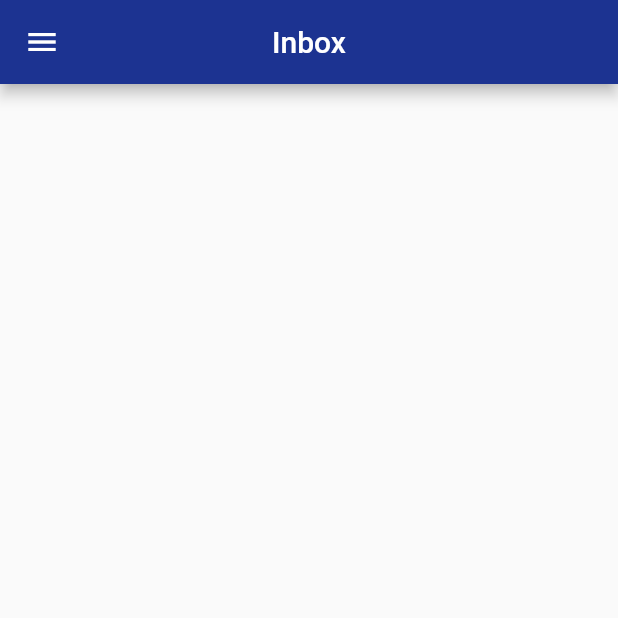
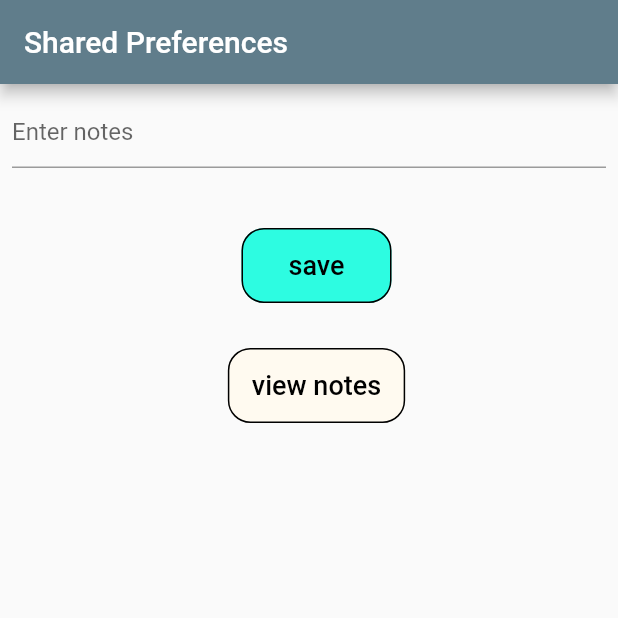
Before and after one commit to bhargav-dobariya/Flutter-Training2, a Flutter app: the screen it shows after launch, on a phone screen of 412 x 824 dp, the top half of it. Run offline on Flutter 3.47's test engine with Material 2 defaults, Android fonts, the phone set to English and light mode, and no system bars; our stand-ins replace shared_preferences.

Commit message:
Shared Prefrences Implemented

```diff
--- a/lib/buttons/home_screen_button.dart
+++ b/lib/buttons/home_screen_button.dart
@@ -19,14 +19,14 @@ class _HomeButtonState extends State<HomeButton> {
   @override
   Widget build(BuildContext context) {
     return Container(
-      margin: EdgeInsets.only(top: 20, left: 10),
+      margin: const EdgeInsets.only(top: 20, left: 10),
       child: ElevatedButton(
           onPressed: () {
             widget.onPressed();
           },
           child: Text(
             widget.button_text,
-            style: TextStyle(
+            style: const TextStyle(
               color: Colors.black,
               fontSize: 18,
             ),
--- a/lib/main.dart
+++ b/lib/main.dart
@@ -11,9 +11,13 @@ class MyApp extends StatelessWidget {
   @override
   Widget build(BuildContext context) {
     return MaterialApp(
-      debugShowCheckedModeBanner: false,
-      theme: ThemeData(primarySwatch: Colors.blueGrey),
-      home: HomeScreen(),
-    );
+        debugShowCheckedModeBanner: false,
+        theme: ThemeData(primarySwatch: Colors.blueGrey),
+        home: Scaffold(
+          appBar: AppBar(
+            title: const Text('Shared Preferences'),
+          ),
+          body: const HomePage(),
+        ));
   }
 }
--- a/lib/screens/home_screen.dart
+++ b/lib/screens/home_screen.dart
@@ -1,164 +1,58 @@
+import 'package:alert_dialog/buttons/home_screen_button.dart';
 import 'package:alert_dialog/resources/color_assets.dart';
-import 'package:alert_dialog/resources/string_asset.dart';
-import 'package:alert_dialog/screens/allmail_screen.dart';
-import 'package:alert_dialog/screens/draft_screen.dart';
-import 'package:alert_dialog/screens/followup_screen.dart';
-import 'package:alert_dialog/screens/inbox_screen.dart';
-import 'package:alert_dialog/screens/sentmail_screen.dart';
-import 'package:alert_dialog/screens/spam_screen.dart';
-import 'package:alert_dialog/screens/starred_screen.dart';
-import 'package:alert_dialog/screens/trash_screen.dart';
+import 'package:alert_dialog/screens/notes_list_screen.dart';
 import 'package:flutter/material.dart';
+import 'package:shared_preferences/shared_preferences.dart';
 
-class HomeScreen extends StatefulWidget {
-  HomeScreen({Key? key}) : super(key: key);
+class HomePage extends StatefulWidget {
+  const HomePage({Key? key}) : super(key: key);
 
   @override
-  State<HomeScreen> createState() => _HomeScreenState();
+  State<HomePage> createState() => _HomePageState();
 }
 
-class _HomeScreenState extends State<HomeScreen> {
-  int selectedIndex = 0;
+class _HomePageState extends State<HomePage> {
+  final notesController = TextEditingController();
+  void onPressed() {
+    setNotesData(notesController.text);
+  }
+
+  void onPressed2() {
+    Navigator.push(context,
+        MaterialPageRoute(builder: (context) => const NotesListScreen()));
+  }
+
   @override
   Widget build(BuildContext context) {
-    const email = 'bhargavdobariya06@gmail.com';
-    const urlImage =
-        'https://encrypted-tbn0.gstatic.com/images?q=tbn:ANd9GcRG_o7wLVS2EWUjk99rpg429GZbrcwSqXPmfg&usqp=CAU';
-    return Scaffold(
-      drawer: Drawer(
-          child: Material(
-        child: ListView(
-          children: [
-            buildHeader(
-              urlImage: urlImage,
-              email: email,
-            ),
-            buildMenuItem(
-              text: StringAssets.txtinbox,
-              icon: Icons.inbox,
-              onClicked: () => selectedItem(0),
-            ),
-            buildMenuItem(
-              text: StringAssets.txtstarred,
-              icon: Icons.star_border_outlined,
-              onClicked: () => selectedItem(1),
-            ),
-            buildMenuItem(
-              text: StringAssets.txtsentmail,
-              icon: Icons.mark_email_read,
-              onClicked: () => selectedItem(2),
-            ),
-            buildMenuItem(
-              text: StringAssets.txtdraftmail,
-              icon: Icons.drafts_sharp,
-              onClicked: () => selectedItem(3),
-            ),
-            buildMenuItem(
-              text: StringAssets.txtallmail,
-              icon: Icons.all_inbox,
-              onClicked: () => selectedItem(4),
-            ),
-            buildMenuItem(
-              text: StringAssets.txttrashmail,
-              icon: Icons.delete_forever_outlined,
-              onClicked: () => selectedItem(5),
-            ),
-            buildMenuItem(
-              text: StringAssets.txtspam,
-              icon: Icons.work_off_rounded,
-              onClicked: () => selectedItem(6),
-            ),
-            buildMenuItem(
-              text: StringAssets.txtfollowup,
-              icon: Icons.art_track_outlined,
-              onClicked: () => selectedItem(7),
-            ),
-          ],
-        ),
-      )),
-      appBar: AppBar(
-        title: Text(getTitle(selectedIndex)),
-        centerTitle: true,
-        backgroundColor: ColorAsset.blueColor,
+    return Padding(
+      padding: const EdgeInsets.all(8),
+      child: Column(
+        children: [
+          TextField(
+            controller: notesController,
+            decoration: const InputDecoration(hintText: "Enter notes"),
+          ),
+          Container(
+              margin: const EdgeInsets.only(top: 20),
+              child: HomeButton(
+                button_text: "save",
+                button_color: ColorAsset.cadetButton,
+                onPressed: onPressed,
+              )),
+          Container(
+            margin: const EdgeInsets.only(top: 10),
+            child: HomeButton(
+                button_text: "view notes",
+                button_color: ColorAsset.foloraWhiteButton,
+                onPressed: onPressed2),
+          )
+        ],
       ),
-      body: getScreen(selectedIndex),
     );
   }
 
-  String getTitle(int selectedPosition) {
-    switch (selectedPosition) {
-      case 0:
-        return StringAssets.txtinbox;
-      case 1:
-        return StringAssets.txtstarred;
-      case 2:
-        return StringAssets.txtsentmail;
-      case 3:
-        return StringAssets.txtdraftmail;
-      case 4:
-        return StringAssets.txtallmail;
-      case 5:
-        return StringAssets.txttrashmail;
-      case 6:
-        return StringAssets.txtspam;
-      case 7:
-        return StringAssets.txtfollowup;
-      default:
-        return StringAssets.txtinbox;
-    }
-  }
-
-  Widget getScreen(int selectedPosition) {
-    switch (selectedPosition) {
-      case 0:
-        return const InboxPage();
-      case 1:
-        return const StarredPage();
-      case 2:
-        return const SentaMailPagee();
-      case 3:
-        return const DraftMailPage();
-      case 4:
-        return const AllMailPage();
-      case 5:
-        return const TrashPage();
-      case 6:
-        return const SpamPage();
-      case 7:
-        return const FollowUpPage();
-      default:
-        return const InboxPage();
-    }
-  }
-
-  buildHeader({required String urlImage, required String email}) => Container(
-      decoration: BoxDecoration(color: ColorAsset.skybluecolor),
-      child: Column(crossAxisAlignment: CrossAxisAlignment.start, children: [
-        CircleAvatar(radius: 30, backgroundImage: NetworkImage(urlImage)),
-        Container(
-            margin: const EdgeInsets.only(top: 20),
-            child: Text(
-              email,
-              style: TextStyle(color: ColorAsset.whitecolor),
-            ))
-      ]));
-  selectedItem(int index) {
-    setState(() {
-      selectedIndex = index;
-    });
-    Navigator.pop(context);
+  Future<void> setNotesData(noteValue) async {
+    final SharedPreferences pref = await SharedPreferences.getInstance();
+    pref.setString('noteData', noteValue);
   }
 }
-
-Widget buildMenuItem({
-  required String text,
-  required IconData icon,
-  VoidCallback? onClicked,
-}) {
-  return ListTile(
-    leading: Icon(icon),
-    title: Text(text),
-    hoverColor: ColorAsset.blueColor,
-    onTap: onClicked,
-  );
-}
--- a/lib/screens/inbox_screen.dart
+++ /dev/null
@@ -1,10 +0,0 @@
-import 'package:flutter/material.dart';
-
-class InboxPage extends StatelessWidget {
-  const InboxPage({Key? key}) : super(key: key);
-
-  @override
-  Widget build(BuildContext context) {
-    return const Scaffold();
-  }
-}
--- a/pubspec.yaml
+++ b/pubspec.yaml
@@ -34,6 +34,7 @@ dependencies:
   # The following adds the Cupertino Icons font to your application.
   # Use with the CupertinoIcons class for iOS style icons.
   cupertino_icons: ^1.0.2
+  shared_preferences: ^2.0.13
 
 
 dev_dependencies:
```
Also changed, not shown: lib/screens/allmail_screen.dart (deleted, +0 -10 lines), lib/screens/draft_screen.dart (deleted, +0 -10 lines), lib/screens/followup_screen.dart (deleted, +0 -10 lines), lib/screens/notes_list_screen.dart (added, +38 -0 lines), lib/screens/sentmail_screen.dart (deleted, +0 -10 lines), lib/screens/spam_screen.dart (deleted, +0 -10 lines), lib/screens/starred_screen.dart (deleted, +0 -10 lines), lib/screens/trash_screen.dart (deleted, +0 -10 lines), pubspec.lock.
